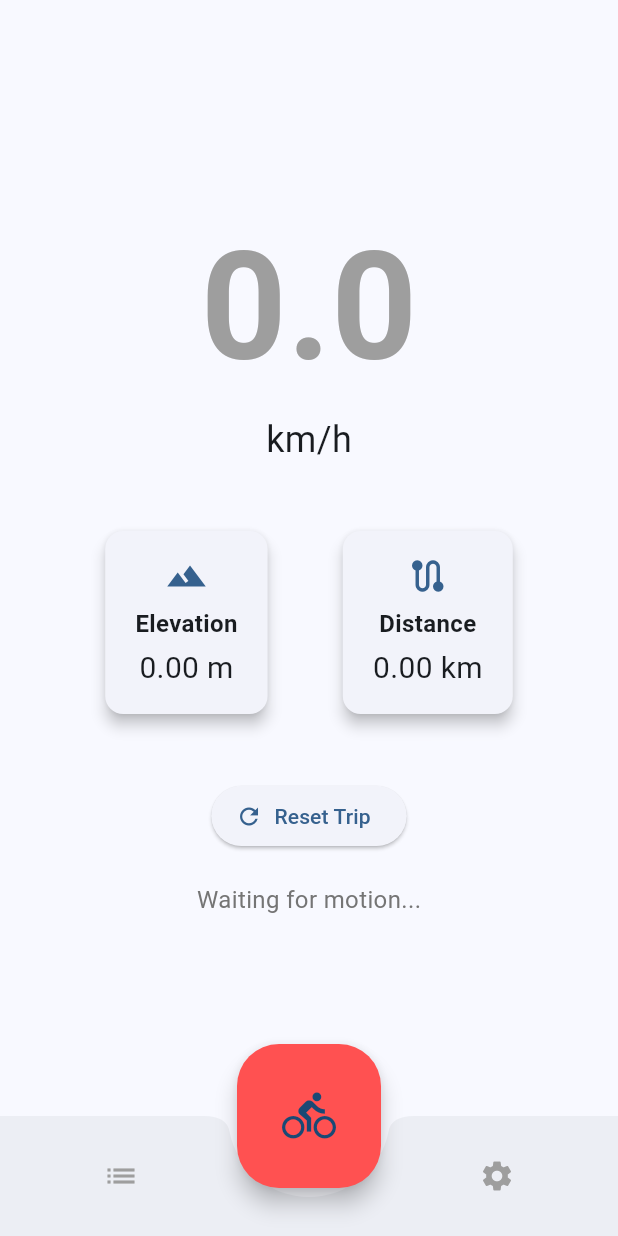
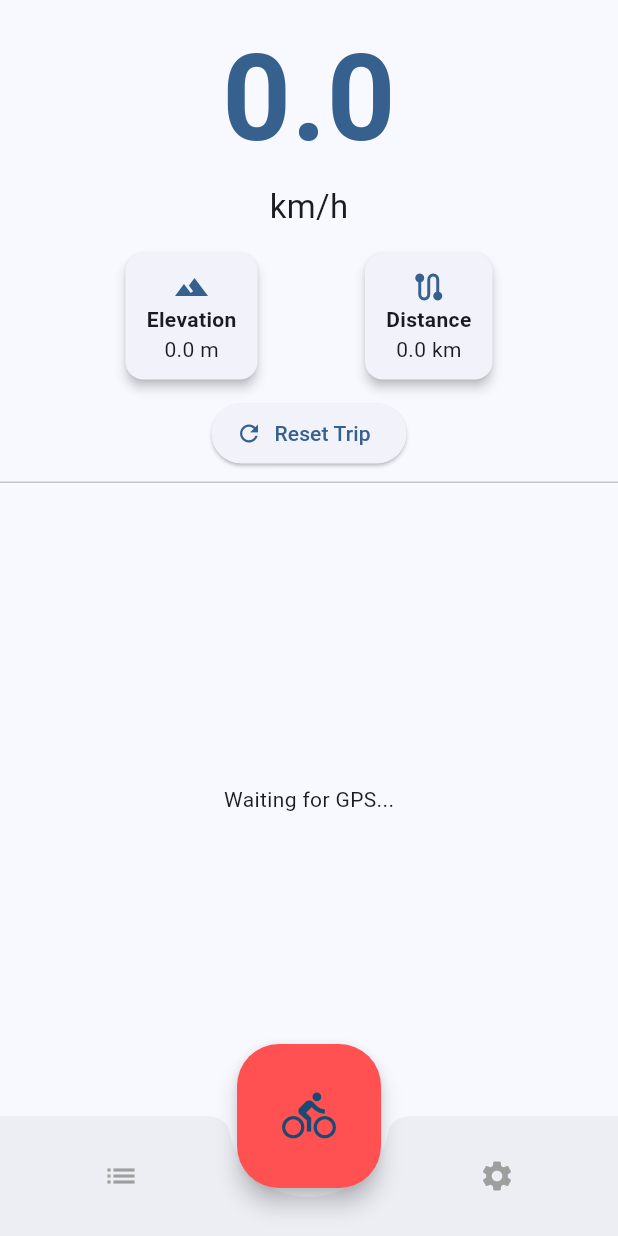
Before and after one commit to rizky-gembira/mycycomp, a Flutter app: the screen it shows after launch, on a phone screen of 412 x 824 dp. Run offline on Flutter 3.47's test engine with Material 3 defaults, Android fonts, the phone set to English and light mode, and no system bars; our stand-ins replace flutter_map, geolocator, latlong2, sensors_plus, shared_preferences.

Commit message:
Adding Map Improvement

```diff
--- a/lib/screens/ride_screen.dart
+++ b/lib/screens/ride_screen.dart
@@ -1,8 +1,10 @@
+import 'dart:async';
+import 'dart:math' show sqrt, cos, asin;
 import 'package:flutter/material.dart';
 import 'package:geolocator/geolocator.dart';
 import 'package:sensors_plus/sensors_plus.dart';
-import 'dart:async';
-import 'dart:math' show sqrt, cos, asin;
+import 'package:flutter_map/flutter_map.dart';
+import 'package:latlong2/latlong.dart';
 
 class RideScreen extends StatefulWidget {
   const RideScreen({super.key});
@@ -12,17 +14,19 @@ class RideScreen extends StatefulWidget {
 }
 
 class _RideScreenState extends State<RideScreen> {
-  double _speed = 0.0;       // km/h
-  double _elevation = 0.0;   // meters
-  double _distance = 0.0;    // kilometers
+  double _speed = 0.0; // km/h
+  double _elevation = 0.0;
+  double _distance = 0.0;
   Position? _lastPosition;
+  DateTime? _lastMoveTime;
 
   StreamSubscription<Position>? _positionSub;
   StreamSubscription<AccelerometerEvent>? _accelSub;
 
-  bool _trackingActive = false; // True = GPS actively reading
+  bool _movementDetected = false;
   double _motionLevel = 0.0;
-  Timer? _noMoveTimer;
+  List<LatLng> _path = [];
+  final MapController _mapController = MapController();
 
   @override
   void initState() {
@@ -31,25 +35,32 @@ class _RideScreenState extends State<RideScreen> {
     _initGPS();
   }
 
-  // Initialize accelerometer to trigger GPS updates
+  // --- Accelerometer logic ---
   void _initSensors() {
     _accelSub = accelerometerEvents.listen((AccelerometerEvent event) {
-      final magnitude = sqrt(event.x * event.x + event.y * event.y + event.z * event.z);
+      final magnitude =
+          sqrt(event.x * event.x + event.y * event.y + event.z * event.z);
       final deviation = (magnitude - 9.8).abs();
+
       _motionLevel = 0.8 * _motionLevel + 0.2 * deviation;
 
-      // When spike happens, enable GPS tracking
-      if (_motionLevel > 0.3 && !_trackingActive) {
-        debugPrint("🚴 Movement detected — GPS tracking started");
-        setState(() => _trackingActive = true);
+      if (_motionLevel > 0.25) {
+        if (!_movementDetected) {
+          debugPrint("📱 Motion spike detected — start reading GPS");
+        }
+        _movementDetected = true;
+        _lastMoveTime = DateTime.now();
       }
     });
   }
 
-  // Initialize GPS stream
+  // --- GPS logic ---
   void _initGPS() async {
     bool serviceEnabled = await Geolocator.isLocationServiceEnabled();
-    if (!serviceEnabled) return;
+    if (!serviceEnabled) {
+      debugPrint("⚠️ Location service not enabled");
+      return;
+    }
 
     LocationPermission permission = await Geolocator.checkPermission();
     if (permission == LocationPermission.denied) {
@@ -64,23 +75,49 @@ class _RideScreenState extends State<RideScreen> {
         distanceFilter: 1,
       ),
     ).listen((Position position) {
-      if (!_trackingActive) return;
+      final now = DateTime.now();
 
-      final newSpeed = position.speed * 3.6; // convert to km/h
+      // --- check no GPS position change for 5s ---
+      if (_lastPosition != null) {
+        final dist = _calculateDistance(
+          _lastPosition!.latitude,
+          _lastPosition!.longitude,
+          position.latitude,
+          position.longitude,
+        );
 
-      // If location hasn't changed for 5s → stop tracking
-      _noMoveTimer?.cancel();
-      _noMoveTimer = Timer(const Duration(seconds: 5), () {
-        if (_trackingActive) {
-          debugPrint("🛑 No movement for 5s — speed reset");
+        if (dist < 0.002 && now.difference(_lastMoveTime ?? now).inSeconds > 5) {
+          if (_movementDetected) debugPrint("🕒 No GPS movement for 5s → stop");
+          _movementDetected = false;
           setState(() => _speed = 0.0);
-          setState(() => _trackingActive = false);
+          return;
+        } else if (dist >= 0.002) {
+          _lastMoveTime = now;
         }
-      });
+      }
 
-      // Only update if tracking active
+      if (!_movementDetected) return;
+
+      // --- calculate filtered GPS speed ---
+      final rawSpeed = position.speed * 3.6; // m/s → km/h
+      double jitterDistance = 0.0;
+      if (_lastPosition != null) {
+        jitterDistance = _calculateDistance(
+          _lastPosition!.latitude,
+          _lastPosition!.longitude,
+          position.latitude,
+          position.longitude,
+        ) * 1000; // meters
+      }
+
+      // Ignore GPS noise (movement <2m and low speed)
+      if (jitterDistance < 2 && rawSpeed < 1.0) {
+        debugPrint("🚫 GPS noise filtered out");
+        return;
+      }
+
       setState(() {
-        _speed = newSpeed < 0.5 ? 0.0 : newSpeed;
+        _speed = rawSpeed < 0.8 ? 0.0 : rawSpeed;
         _elevation = position.altitude;
 
         if (_lastPosition != null) {
@@ -91,120 +128,135 @@ class _RideScreenState extends State<RideScreen> {
             position.longitude,
           );
         }
+
         _lastPosition = position;
+
+        final latLng = LatLng(position.latitude, position.longitude);
+        _path.add(latLng);
+        if (_path.length > 1) {
+          _mapController.move(latLng, _mapController.camera.zoom);
+        }
       });
+
+      debugPrint("📍 Speed: ${_speed.toStringAsFixed(2)} km/h | "
+          "Elevation: ${_elevation.toStringAsFixed(1)} m | "
+          "Distance: ${_distance.toStringAsFixed(3)} km");
     });
   }
 
-  // Distance calculation using haversine formula
   double _calculateDistance(double lat1, double lon1, double lat2, double lon2) {
-    const p = 0.017453292519943295; // pi / 180
+    const p = 0.017453292519943295;
     final a = 0.5 -
         cos((lat2 - lat1) * p) / 2 +
-        cos(lat1 * p) * cos(lat2 * p) *
-            (1 - cos((lon2 - lon1) * p)) / 2;
-    return 12742 * asin(sqrt(a)); // 2 * R * asin...
+        cos(lat1 * p) * cos(lat2 * p) * (1 - cos((lon2 - lon1) * p)) / 2;
+    return 12742 * asin(sqrt(a)); // kilometers
   }
 
   @override
   void dispose() {
     _positionSub?.cancel();
     _accelSub?.cancel();
-    _noMoveTimer?.cancel();
     super.dispose();
   }
 
-  @override
-  Widget build(BuildContext context) {
-    final theme = Theme.of(context);
-    return Scaffold(
-      body: SafeArea(
-        child: Container(
-          width: double.infinity,
-          padding: const EdgeInsets.all(24.0),
-          child: Column(
-            mainAxisAlignment: MainAxisAlignment.center,
-            children: [
-              // Animated Speed
-              TweenAnimationBuilder<double>(
-                tween: Tween<double>(begin: 0, end: _speed),
-                duration: const Duration(milliseconds: 400),
-                curve: Curves.easeOut,
-                builder: (context, value, child) {
-                  return Text(
-                    value.toStringAsFixed(1),
-                    style: TextStyle(
-                      fontSize: 100,
-                      fontWeight: FontWeight.bold,
-                      color: value > 0
-                          ? theme.colorScheme.primary
-                          : Colors.grey.shade500,
-                    ),
-                  );
-                },
-              ),
-              const Text("km/h", style: TextStyle(fontSize: 24)),
-              const SizedBox(height: 40),
-
-              // Info Cards
-              Row(
-                mainAxisAlignment: MainAxisAlignment.spaceEvenly,
-                children: [
-                  _animatedInfoCard("Elevation", _elevation, "m", Icons.terrain),
-                  _animatedInfoCard("Distance", _distance, "km", Icons.route),
-                ],
-              ),
-              const SizedBox(height: 40),
-
-              ElevatedButton.icon(
-                onPressed: () {
+  void _resetTrip() {
     setState(() {
       _speed = 0;
       _elevation = 0;
       _distance = 0;
       _lastPosition = null;
-                    _trackingActive = false;
+      _path.clear();
     });
+    debugPrint("🔁 Trip reset");
+  }
+
+  // --- UI ---
+  @override
+  Widget build(BuildContext context) {
+    return Scaffold(
+      body: SafeArea(
+        child: Column(
+          children: [
+            // --- Stats section ---
+            Padding(
+              padding: const EdgeInsets.symmetric(vertical: 8.0, horizontal: 16),
+              child: Column(
+                children: [
+                  TweenAnimationBuilder<double>(
+                    tween: Tween<double>(begin: 0, end: _speed),
+                    duration: const Duration(milliseconds: 400),
+                    curve: Curves.easeOut,
+                    builder: (context, value, _) {
+                      return Text(
+                        value.toStringAsFixed(1),
+                        style: TextStyle(
+                          fontSize: 80,
+                          fontWeight: FontWeight.bold,
+                          color: Theme.of(context).colorScheme.primary,
+                        ),
+                      );
                     },
+                  ),
+                  const Text("km/h", style: TextStyle(fontSize: 22)),
+                  const SizedBox(height: 12),
+                  Row(
+                    mainAxisAlignment: MainAxisAlignment.spaceEvenly,
+                    children: [
+                      _infoCard("Elevation", _elevation, "m", Icons.terrain),
+                      _infoCard("Distance", _distance, "km", Icons.route),
+                    ],
+                  ),
+                  const SizedBox(height: 8),
+                  ElevatedButton.icon(
+                    onPressed: _resetTrip,
                     icon: const Icon(Icons.refresh),
                     label: const Text("Reset Trip"),
                   ),
-              const SizedBox(height: 20),
-
-              Text(
-                _trackingActive ? "Tracking active" : "Waiting for motion...",
-                style: TextStyle(
-                  fontSize: 16,
-                  color: _trackingActive
-                      ? Colors.green.shade600
-                      : Colors.grey.shade600,
+                ],
+              ),
+            ),
+            const Divider(height: 1),
+            // --- Map section ---
+            Expanded(
+              child: _path.isEmpty
+                  ? const Center(child: Text("Waiting for GPS..."))
+                  : FlutterMap(
+                      mapController: _mapController,
+                      options: MapOptions(
+                        initialCenter: _path.last,
+                        initialZoom: 17,
+                        keepAlive: true,
+                      ),
+                      children: [
+                        TileLayer(
+                          urlTemplate:
+                              'https://{s}.tile.openstreetmap.org/{z}/{x}/{y}.png',
+                          subdomains: const ['a', 'b', 'c'],
+                        ),
+                        PolylineLayer(
+                          polylines: [
+                            Polyline(
+                              points: _path,
+                              color: Colors.red,
+                              strokeWidth: 4,
+                            ),
+                          ],
+                        ),
+                        MarkerLayer(
+                          markers: [
+                            Marker(
+                              point: _path.last,
+                              width: 40,
+                              height: 40,
+                              child: const Icon(
+                                Icons.my_location,
+                                color: Colors.blue,
+                                size: 36,
                               ),
                             ),
                           ],
                         ),
-        ),
-      ),
-    );
-  }
-
-  Widget _animatedInfoCard(String title, double value, String unit, IconData icon) {
-    return Card(
-      elevation: 4,
-      child: Padding(
-        padding: const EdgeInsets.symmetric(horizontal: 20, vertical: 16),
-        child: Column(
-          children: [
-            Icon(icon, size: 28, color: Theme.of(context).colorScheme.primary),
-            const SizedBox(height: 6),
-            Text(title, style: const TextStyle(fontSize: 16, fontWeight: FontWeight.bold)),
-            const SizedBox(height: 4),
-            TweenAnimationBuilder<double>(
-              tween: Tween<double>(begin: 0, end: value),
-              duration: const Duration(milliseconds: 500),
-              curve: Curves.easeOut,
-              builder: (context, val, child) => Text(
-                "${val.toStringAsFixed(value < 10 ? 2 : 1)} $unit",
-                style: const TextStyle(fontSize: 20),
+                      ],
                     ),
             ),
           ],
@@ -212,4 +264,20 @@ class _RideScreenState extends State<RideScreen> {
       ),
     );
   }
+
+  Widget _infoCard(String title, double value, String unit, IconData icon) {
+    return Card(
+      elevation: 3,
+      child: Padding(
+        padding: const EdgeInsets.symmetric(horizontal: 14, vertical: 10),
+        child: Column(
+          children: [
+            Icon(icon, color: Theme.of(context).colorScheme.primary),
+            Text(title, style: const TextStyle(fontWeight: FontWeight.bold)),
+            Text("${value.toStringAsFixed(1)} $unit"),
+          ],
+        ),
+      ),
+    );
   }
+}
--- a/pubspec.yaml
+++ b/pubspec.yaml
@@ -16,6 +16,8 @@ dependencies:
   geolocator: ^14.0.2
   sensors_plus: ^6.1.0
   shared_preferences: ^2.5.3
+  flutter_map: ^8.2.2
+  latlong2: ^0.9.1
 
 dev_dependencies:
   flutter_test:
```
Also changed, not shown: pubspec.lock, 1 other file. Lines whose indentation alone changed are shown as unchanged.
